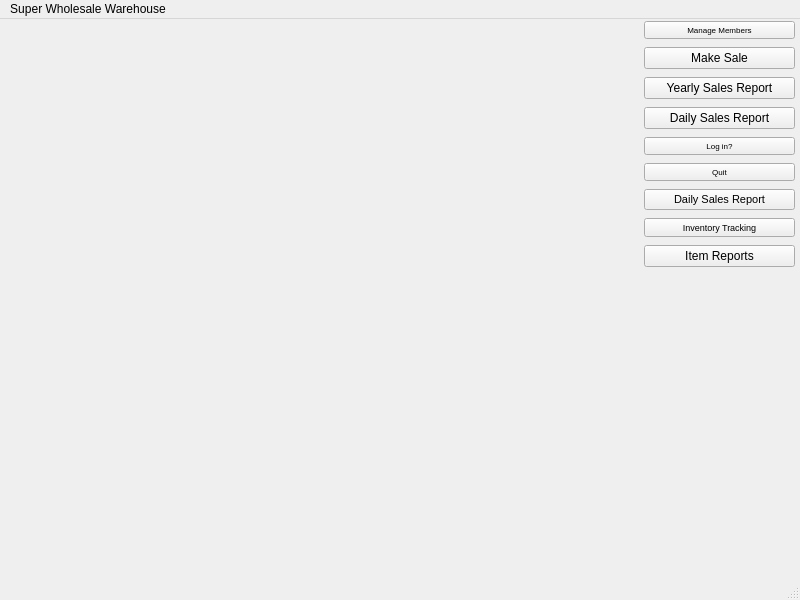
Old version of the form mainwindow.ui in the repository WinterCS003/CS008_Project1.
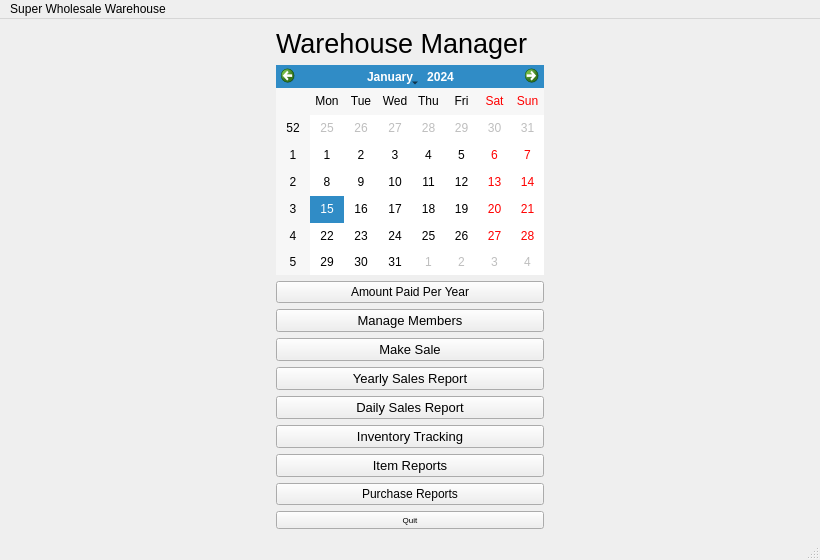
New version of the form.

Diff of the .ui file:
```diff
--- a/mainwindow.ui
+++ b/mainwindow.ui
@@ -6,29 +6,40 @@
    <rect>
     <x>0</x>
     <y>0</y>
-    <width>800</width>
-    <height>600</height>
+    <width>820</width>
+    <height>560</height>
    </rect>
   </property>
+  <property name="sizePolicy">
+   <sizepolicy hsizetype="Fixed" vsizetype="Fixed">
+    <horstretch>0</horstretch>
+    <verstretch>0</verstretch>
+   </sizepolicy>
+  </property>
   <property name="windowTitle">
    <string>MainWindow</string>
   </property>
   <widget class="QWidget" name="centralwidget">
-   <widget class="QWidget" name="layoutWidget">
-    <property name="geometry">
-     <rect>
-      <x>644</x>
-      <y>0</y>
-      <width>151</width>
-      <height>257</height>
-     </rect>
-    </property>
+   <layout class="QGridLayout" name="gridLayout_2">
+    <item row="0" column="0">
+     <layout class="QGridLayout" name="gridLayout">
+      <item row="3" column="1">
     <layout class="QVBoxLayout" name="verticalLayout">
+        <property name="sizeConstraint">
+         <enum>QLayout::SetFixedSize</enum>
+        </property>
+        <item>
+         <widget class="QPushButton" name="pushButton">
+          <property name="text">
+           <string>Amount Paid Per Year</string>
+          </property>
+         </widget>
+        </item>
      <item>
       <widget class="QPushButton" name="manageMembers">
        <property name="font">
         <font>
-         <pointsize>6</pointsize>
+            <pointsize>10</pointsize>
         </font>
        </property>
        <property name="text">
@@ -38,6 +49,11 @@
      </item>
      <item>
       <widget class="QPushButton" name="makeSale">
+          <property name="font">
+           <font>
+            <pointsize>10</pointsize>
+           </font>
+          </property>
        <property name="text">
         <string>Make Sale</string>
        </property>
@@ -45,6 +61,11 @@
      </item>
      <item>
       <widget class="QPushButton" name="yearlySales">
+          <property name="font">
+           <font>
+            <pointsize>10</pointsize>
+           </font>
+          </property>
        <property name="text">
         <string>Yearly Sales Report</string>
        </property>
@@ -52,41 +73,9 @@
      </item>
      <item>
       <widget class="QPushButton" name="dailySales">
-       <property name="text">
-        <string>Daily Sales Report</string>
-       </property>
-      </widget>
-     </item>
-     <item>
-      <widget class="QPushButton" name="login">
        <property name="font">
         <font>
-         <pointsize>6</pointsize>
-        </font>
-       </property>
-       <property name="text">
-        <string>Log in?</string>
-       </property>
-      </widget>
-     </item>
-     <item>
-      <widget class="QPushButton" name="quitButton">
-       <property name="font">
-        <font>
-         <pointsize>6</pointsize>
-        </font>
-       </property>
-       <property name="text">
-        <string>Quit</string>
-       </property>
-      </widget>
-     </item>
-     <item>
-      <widget class="QPushButton" name="dailySales">
-       <property name="font">
-        <font>
-         <family>MS Shell Dlg 2</family>
-         <pointsize>8</pointsize>
+            <pointsize>10</pointsize>
         </font>
        </property>
        <property name="text">
@@ -99,7 +88,7 @@
        <property name="font">
         <font>
          <family>MS Shell Dlg 2</family>
-         <pointsize>7</pointsize>
+            <pointsize>10</pointsize>
         </font>
        </property>
        <property name="text">
@@ -109,20 +98,88 @@
      </item>
      <item>
       <widget class="QPushButton" name="itemReport">
+          <property name="font">
+           <font>
+            <pointsize>10</pointsize>
+           </font>
+          </property>
        <property name="text">
         <string>Item Reports</string>
        </property>
       </widget>
      </item>
-    </layout>
-   </widget>
+        <item>
+         <widget class="QPushButton" name="purchaseReports">
+          <property name="text">
+           <string>Purchase Reports</string>
+          </property>
+         </widget>
+        </item>
+        <item>
+         <widget class="QPushButton" name="quitButton">
+          <property name="font">
+           <font>
+            <pointsize>6</pointsize>
+           </font>
+          </property>
+          <property name="text">
+           <string>Quit</string>
+          </property>
+         </widget>
+        </item>
+       </layout>
+      </item>
+      <item row="1" column="1">
+       <widget class="QCalendarWidget" name="calendarWidget"/>
+      </item>
+      <item row="0" column="2">
+       <spacer name="horizontalSpacer">
+        <property name="orientation">
+         <enum>Qt::Horizontal</enum>
+        </property>
+        <property name="sizeHint" stdset="0">
+         <size>
+          <width>40</width>
+          <height>20</height>
+         </size>
+        </property>
+       </spacer>
+      </item>
+      <item row="0" column="0">
+       <spacer name="horizontalSpacer_2">
+        <property name="orientation">
+         <enum>Qt::Horizontal</enum>
+        </property>
+        <property name="sizeHint" stdset="0">
+         <size>
+          <width>40</width>
+          <height>20</height>
+         </size>
+        </property>
+       </spacer>
+      </item>
+      <item row="0" column="1">
+       <widget class="QLabel" name="label">
+        <property name="font">
+         <font>
+          <pointsize>20</pointsize>
+         </font>
+        </property>
+        <property name="text">
+         <string>Warehouse Manager</string>
+        </property>
+       </widget>
+      </item>
+     </layout>
+    </item>
+   </layout>
   </widget>
   <widget class="QMenuBar" name="menubar">
    <property name="geometry">
     <rect>
      <x>0</x>
      <y>0</y>
-     <width>800</width>
+     <width>820</width>
      <height>21</height>
     </rect>
    </property>
```
Lines whose indentation alone changed are shown as unchanged.
